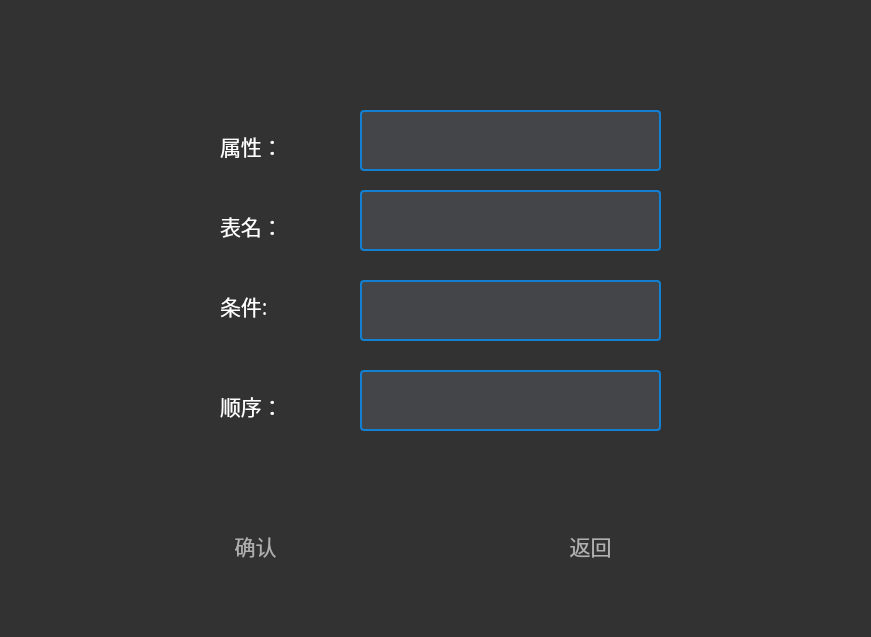
Old version of the form DBtraining/select.ui in the repository 2023XDProject/DBMS2.0.
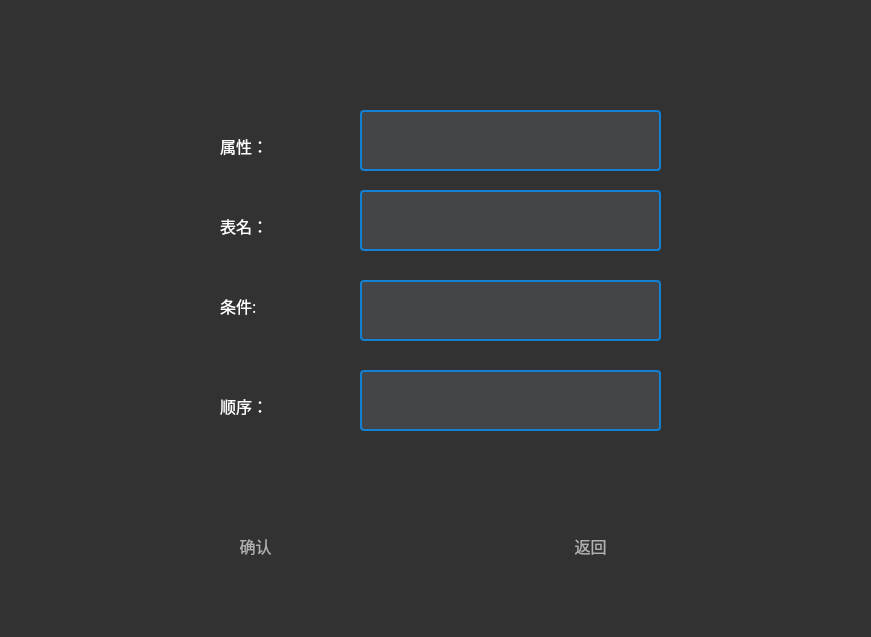
New version of the form. Icons and pictures are not drawn.

What changed in the file:
```diff
--- a/DBtraining/select.ui
+++ b/DBtraining/select.ui
@@ -28,7 +28,7 @@
    <property name="font">
     <font>
      <family>幼圆</family>
-     <pointsize>16</pointsize>
+     <pointsize>12</pointsize>
     </font>
    </property>
    <property name="styleSheet">
@@ -50,7 +50,7 @@
    <property name="font">
     <font>
      <family>幼圆</family>
-     <pointsize>16</pointsize>
+     <pointsize>12</pointsize>
     </font>
    </property>
    <property name="styleSheet">
@@ -72,7 +72,7 @@
    <property name="font">
     <font>
      <family>幼圆</family>
-     <pointsize>16</pointsize>
+     <pointsize>12</pointsize>
     </font>
    </property>
    <property name="styleSheet">
@@ -94,7 +94,7 @@
    <property name="font">
     <font>
      <family>幼圆</family>
-     <pointsize>16</pointsize>
+     <pointsize>12</pointsize>
     </font>
    </property>
    <property name="styleSheet">
@@ -116,7 +116,7 @@
    <property name="font">
     <font>
      <family>幼圆</family>
-     <pointsize>16</pointsize>
+     <pointsize>12</pointsize>
     </font>
    </property>
    <property name="styleSheet">
@@ -145,7 +145,7 @@
    <property name="font">
     <font>
      <family>幼圆</family>
-     <pointsize>16</pointsize>
+     <pointsize>12</pointsize>
     </font>
    </property>
    <property name="styleSheet">
```
